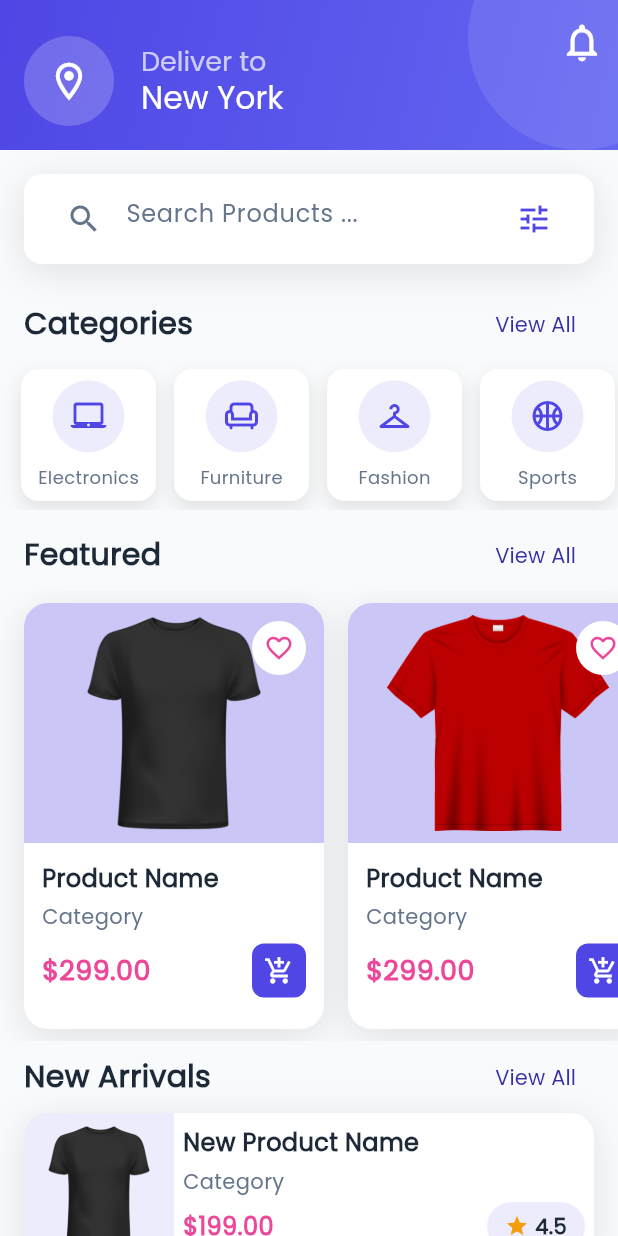
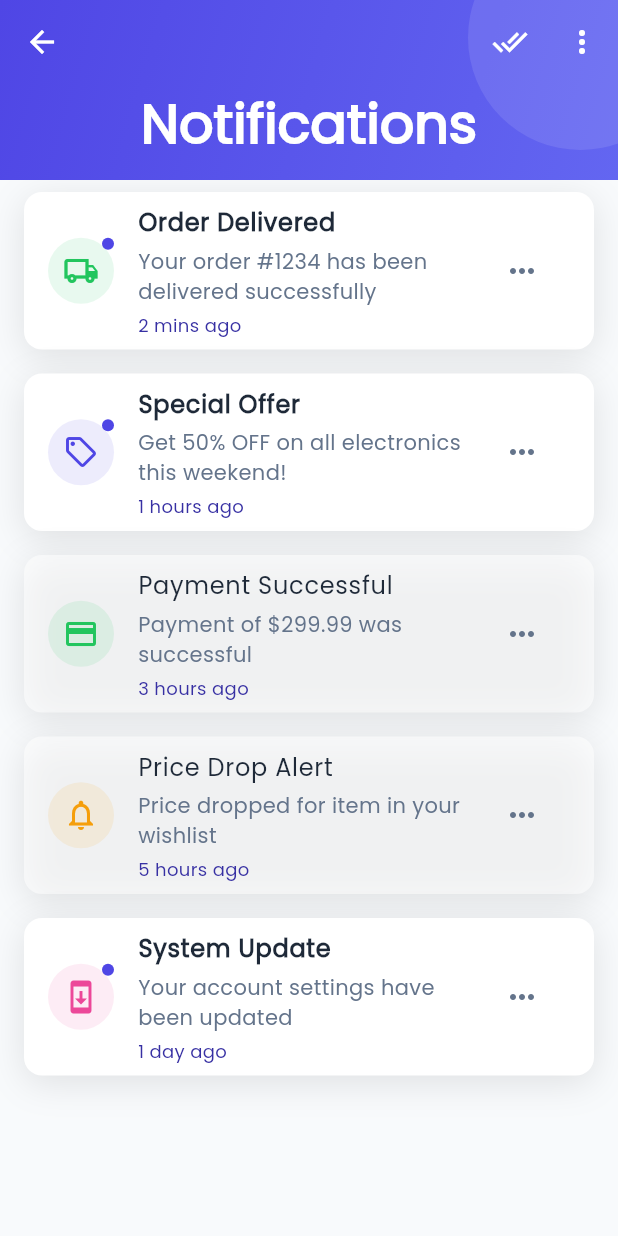
Before and after one commit to Ahmed02032006/Flutter-Ecommerce-App, a Flutter app: the HomeScreen screen opened directly, after a tap on the "notifications" icon, on a phone screen of 412 x 824 dp. Run offline on Flutter 3.47's test engine with Material 3 defaults, Android fonts, the phone set to English and light mode, and no system bars.

Commit message:
Notification && Wishlish Screen - 04/04/2025

```diff
--- a/flutter_application_1/lib/screens/home_screen.dart
+++ b/flutter_application_1/lib/screens/home_screen.dart
@@ -1,5 +1,6 @@
 import 'package:flutter/material.dart';
 import 'package:flutter_application_1/screens/categories_screen.dart';
+import 'package:flutter_application_1/screens/notification_screen.dart';
 import 'package:flutter_application_1/screens/product_details_screen.dart';
 import 'package:flutter_application_1/screens/search_filter_screen.dart';
 import 'package:flutter_application_1/theme/theme.dart';
@@ -105,7 +106,14 @@ class _HomeScreenState extends State<HomeScreen> {
             leading: const Text(""),
             actions: [
               IconButton(
-                onPressed: () {},
+                onPressed: () {
+                  Navigator.push(
+                    context,
+                    MaterialPageRoute(
+                      builder: (context) => const NotificationScreen(),
+                    ),
+                  );
+                },
                 icon: const Icon(
                   Icons.notifications_outlined,
                   color: Colors.white,
--- a/flutter_application_1/lib/screens/main_screen.dart
+++ b/flutter_application_1/lib/screens/main_screen.dart
@@ -3,6 +3,7 @@ import 'package:flutter_application_1/screens/cart_screen.dart';
 import 'package:flutter_application_1/screens/chat_screen.dart';
 import 'package:flutter_application_1/screens/home_screen.dart';
 import 'package:flutter_application_1/screens/profile_screen.dart';
+import 'package:flutter_application_1/screens/wishlist_screen.dart';
 import 'package:flutter_application_1/theme/theme.dart';
 
 class MainScreen extends StatefulWidget {
@@ -19,6 +20,7 @@ class _MainScreenState extends State<MainScreen> {
     const HomeScreen(),
     const ChatScreen(),
     const CartScreen(),
+    const WishlistScreen(),
     const ProfileScreen(),
   ];
 
@@ -53,7 +55,9 @@ class _MainScreenState extends State<MainScreen> {
                   _buildNavItem(1, Icons.chat_outlined, Icons.chat, 'Chat'),
                   _buildCartNavItem(),
                   _buildNavItem(
-                      3, Icons.person_outlined, Icons.person, 'Profile'),
+                      3, Icons.bookmarks_outlined, Icons.bookmarks, 'Wishlist'),
+                  _buildNavItem(
+                      4, Icons.person_outlined, Icons.person, 'Profile'),
                 ],
               ),
             ),
--- /dev/null
+++ b/flutter_application_1/lib/screens/notification_screen.dart
@@ -0,0 +1,266 @@
+import 'package:flutter/material.dart';
+import 'package:flutter_application_1/theme/theme.dart';
+
+class NotificationScreen extends StatefulWidget {
+  const NotificationScreen({super.key});
+
+  @override
+  State<NotificationScreen> createState() => _NotificationScreenState();
+}
+
+class _NotificationScreenState extends State<NotificationScreen> {
+  final List<Map<String, dynamic>> notifications = [
+    {
+      'type': 'order',
+      'title': 'Order Delivered',
+      'message': 'Your order #1234 has been delivered successfully',
+      'time': '2 mins ago',
+      'read': false,
+      'icon': Icons.local_shipping_outlined,
+      'iconColor': AppTheme.success,
+    },
+    {
+      'type': 'promo',
+      'title': 'Special Offer',
+      'message': 'Get 50% OFF on all electronics this weekend!',
+      'time': '1 hours ago',
+      'read': false,
+      'icon': Icons.local_offer_outlined,
+      'iconColor': AppTheme.primaryColor,
+    },
+    {
+      'type': 'payment',
+      'title': 'Payment Successful',
+      'message': 'Payment of \$299.99 was successful',
+      'time': '3 hours ago',
+      'read': true,
+      'icon': Icons.payment_outlined,
+      'iconColor': AppTheme.success,
+    },
+    {
+      'type': 'alert',
+      'title': 'Price Drop Alert',
+      'message': 'Price dropped for item in your wishlist',
+      'time': '5 hours ago',
+      'read': true,
+      'icon': Icons.notifications_outlined,
+      'iconColor': AppTheme.warning,
+    },
+    {
+      'type': 'system',
+      'title': 'System Update',
+      'message': 'Your account settings have been updated',
+      'time': '1 day ago',
+      'read': false,
+      'icon': Icons.system_update_outlined,
+      'iconColor': AppTheme.secondaryColor,
+    },
+  ];
+
+  @override
+  Widget build(BuildContext context) {
+    return Scaffold(
+      backgroundColor: AppTheme.backgroundColor,
+      body: CustomScrollView(
+        slivers: [
+          SliverAppBar(
+            pinned: true,
+            expandedHeight: 120,
+            backgroundColor: Colors.transparent,
+            foregroundColor: Colors.white,
+            flexibleSpace: Container(
+              decoration: const BoxDecoration(
+                gradient: LinearGradient(
+                  colors: AppTheme.primaryGradient,
+                  begin: Alignment.topLeft,
+                  end: Alignment.bottomRight,
+                ),
+              ),
+              child: FlexibleSpaceBar(
+                centerTitle: true,
+                titlePadding:
+                    const EdgeInsets.symmetric(horizontal: 16, vertical: 16),
+                title: const Text(
+                  "Notifications",
+                  style: TextStyle(
+                    color: Colors.white,
+                    fontWeight: FontWeight.bold,
+                    fontSize: 24,
+                  ),
+                ),
+                background: Stack(
+                  children: [
+                    Positioned(
+                      top: -50,
+                      right: -50,
+                      child: Container(
+                        height: 150,
+                        width: 150,
+                        decoration: BoxDecoration(
+                          shape: BoxShape.circle,
+                          color: Colors.white.withOpacity(0.1),
+                        ),
+                      ),
+                    ),
+                  ],
+                ),
+              ),
+            ),
+            actions: [
+              IconButton(
+                onPressed: () {},
+                icon: const Icon(
+                  Icons.done_all,
+                  color: Colors.white,
+                ),
+              ),
+              IconButton(
+                onPressed: () {},
+                icon: const Icon(
+                  Icons.more_vert,
+                  color: Colors.white,
+                ),
+              ),
+            ],
+          ),
+          SliverToBoxAdapter(
+            child: ListView.builder(
+              shrinkWrap: true,
+              physics: const NeverScrollableScrollPhysics(),
+              itemCount: notifications.length,
+              itemBuilder: (context, index) {
+                final notification = notifications[index];
+
+                return Container(
+                  margin: const EdgeInsets.symmetric(
+                    horizontal: 16,
+                    vertical: 8,
+                  ),
+                  decoration: BoxDecoration(
+                    color: notification['read'] ? Colors.white54 : Colors.white,
+                    borderRadius: BorderRadius.circular(12),
+                    boxShadow: [
+                      BoxShadow(
+                        color: Colors.black.withOpacity(0.1),
+                        blurRadius: 20,
+                        offset: const Offset(0, 5),
+                      ),
+                    ],
+                  ),
+                  child: ListTile(
+                    leading: Stack(
+                      children: [
+                        Container(
+                          padding: const EdgeInsets.all(10),
+                          decoration: BoxDecoration(
+                            shape: BoxShape.circle,
+                            color: (notification['iconColor'] as Color)
+                                .withOpacity(0.1),
+                          ),
+                          child: Icon(
+                            notification['icon'] as IconData,
+                            color: notification['iconColor'] as Color,
+                            size: 24,
+                          ),
+                        ),
+                        if (!notification['read'])
+                          Positioned(
+                            right: 0,
+                            top: 0,
+                            child: Container(
+                              height: 8,
+                              width: 8,
+                              decoration: const BoxDecoration(
+                                color: AppTheme.primaryColor,
+                                shape: BoxShape.circle,
+                              ),
+                            ),
+                          ),
+                      ],
+                    ),
+                    title: Text(
+                      notification['title'] as String,
+                      style: TextStyle(
+                        fontWeight: notification['read']
+                            ? FontWeight.normal
+                            : FontWeight.bold,
+                        color: AppTheme.textPrimary,
+                      ),
+                    ),
+                    subtitle: Column(
+                      crossAxisAlignment: CrossAxisAlignment.start,
+                      children: [
+                        const SizedBox(height: 4),
+                        Text(
+                          notification['message'] as String,
+                          style: const TextStyle(
+                            color: AppTheme.textSecondary,
+                            fontSize: 14,
+                          ),
+                        ),
+                        const SizedBox(height: 4),
+                        Text(
+                          notification['time'] as String,
+                          style: const TextStyle(
+                            color: AppTheme.primaryDark,
+                            fontSize: 12,
+                          ),
+                        ),
+                      ],
+                    ),
+                    trailing: IconButton(
+                      onPressed: () {
+                        showModalBottomSheet(
+                          context: context,
+                          shape: const RoundedRectangleBorder(
+                            borderRadius: BorderRadius.vertical(
+                              top: Radius.circular(20),
+                            ),
+                          ),
+                          builder: (context) => Container(
+                            padding: const EdgeInsets.all(16),
+                            child: Column(
+                              mainAxisSize: MainAxisSize.min,
+                              children: [
+                                ListTile(
+                                  leading: const Icon(
+                                      Icons.mark_email_read_outlined),
+                                  title: const Text("Mark as read"),
+                                  onTap: () {
+                                    Navigator.pop(context);
+                                  },
+                                ),
+                                ListTile(
+                                  leading: const Icon(Icons.delete_outlined),
+                                  title: const Text("Delete Notification"),
+                                  onTap: () {
+                                    Navigator.pop(context);
+                                  },
+                                ),
+                                ListTile(
+                                  leading: const Icon(Icons.block_outlined),
+                                  title: const Text("Turn off notifications"),
+                                  onTap: () {
+                                    Navigator.pop(context);
+                                  },
+                                ),
+                              ],
+                            ),
+                          ),
+                        );
+                      },
+                      icon: const Icon(
+                        Icons.more_horiz,
+                        color: AppTheme.textSecondary,
+                      ),
+                    ),
+                  ),
+                );
+              },
+            ),
+          ),
+        ],
+      ),
+    );
+  }
+}
```
Also changed, not shown: flutter_application_1/lib/screens/wishlist_screen.dart (added, +249 -0 lines), 4 other files.
